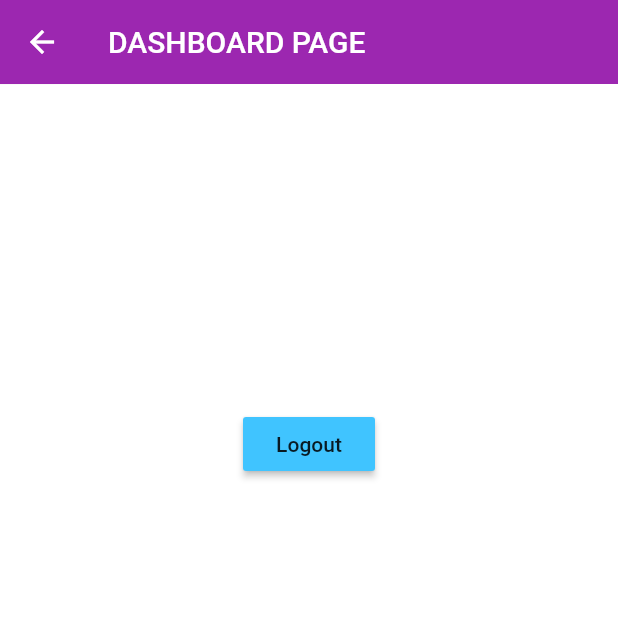
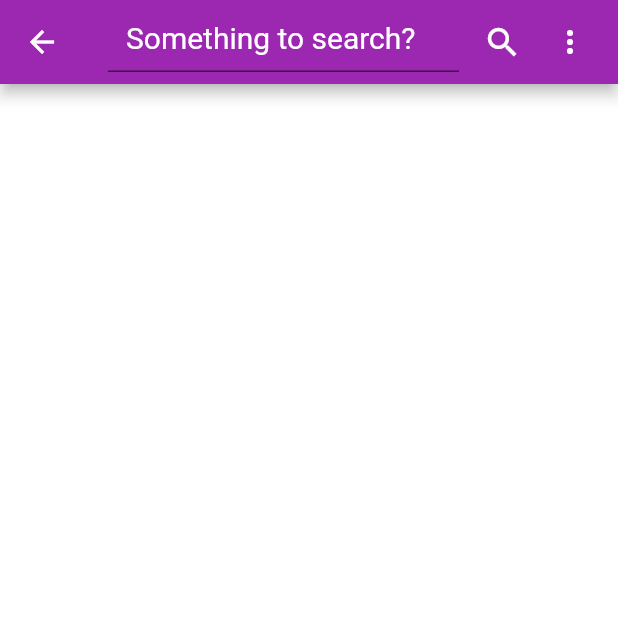
Before and after one commit to Derkk117/frontSearchAlerts, a Flutter app: the DashBoard screen opened by its route, on a phone screen of 412 x 824 dp, the top half of it. Run offline on Flutter 3.47's test engine with Material 2 defaults, Android fonts, the phone set to English and light mode, and no system bars; our stand-ins replace flushbar, shared_preferences; missing offline and left inert: flutter_inappwebview; accounts and stored records are empty.

Commit message:
inappwebview and search bar

```diff
--- a/lib/pages/dashboard.dart
+++ b/lib/pages/dashboard.dart
@@ -1,5 +1,6 @@
 import 'package:flutter/material.dart';
 import 'package:provider/provider.dart';
+import 'package:Search_Alerts/util/Browser.dart';
 import 'package:Search_Alerts/domain/user.dart';
 import 'package:Search_Alerts/util/shared_preference.dart';
 import 'package:Search_Alerts/providers/user_provider.dart';
@@ -10,31 +11,162 @@ class DashBoard extends StatefulWidget {
 }
 
 class _DashBoardState extends State<DashBoard> {
+  String searchQuery = "";
+  String myurl = "";
+  TextEditingController _txController = new TextEditingController();
+
+  List<Browser> dynamicList = [];
+
+  @override
+  void initState() {
+    dynamicList = [];
+    super.initState();
+  }
+
   @override
   Widget build(BuildContext context) {
+    //   return Scaffold(
+    //     appBar: AppBar(
+    //       title: Text("DASHBOARD PAGE"),
+    //       elevation: 0.1,
+    //     ),
+    //     body: Column(
+    //       children: [
+    //         SizedBox(
+    //           height: 100,
+    //         ),
+    //         Center(child: Text(user.email ?? '')),
+    //         SizedBox(height: 100),
+    //         RaisedButton(
+    //           onPressed: () {
+    //             UserPreferences().removeUser();
+    //             Navigator.pushReplacementNamed(context, '/login');
+    //           },
+    //           child: Text("Logout"),
+    //           color: Colors.lightBlueAccent,
+    //         )
+    //       ],
+    //     ),
+    //   );
+    // }
+    //
+    Size size = MediaQuery.of(context).size;
     User user = Provider.of<UserProvider>(context).user;
     return Scaffold(
+      resizeToAvoidBottomPadding: false,
       appBar: AppBar(
-        title: Text("DASHBOARD PAGE"),
-        elevation: 0.1,
+        title: Container(
+          child: TextField(
+            controller: _txController,
+            autofocus: false,
+            style: TextStyle(fontSize: 20.0, color: Colors.white),
+            decoration: InputDecoration(
+              filled: true,
+              fillColor: Colors.transparent,
+              hintText: 'Something to search?',
+              hintStyle: TextStyle(fontSize: 20.0, color: Colors.white),
+            ),
+          ),
+          height: 40,
+        ),
+        actions: <Widget>[
+          Padding(
+              padding: EdgeInsets.only(right: 20.0),
+              child: GestureDetector(
+                onTap: addDynamic,
+                child: Icon(
+                  Icons.search,
+                  size: 26.0,
+                ),
+              )),
+          Padding(
+              padding: EdgeInsets.only(right: 20.0),
+              child: GestureDetector(
+                onTap: () {},
+                child: Icon(Icons.more_vert),
+              )),
+        ],
       ),
-      body: Column(
-        children: [
-          SizedBox(
-            height: 100,
-          ),
-          Center(child: Text(user.email ?? '')),
-          SizedBox(height: 100),
-          RaisedButton(
-            onPressed: () {
-              UserPreferences().removeUser();
-              Navigator.pushReplacementNamed(context, '/login');
-            },
-            child: Text("Logout"),
-            color: Colors.lightBlueAccent,
-          )
-        ],
+      body: ListView.builder(
+        itemCount: dynamicList.length,
+        itemBuilder: (_, index) => dynamicList[index],
       ),
     );
   }
+
+  void addDynamic() {
+    setState(() {
+      dynamicList = [];
+      searchQuery = _txController.text;
+    });
+    print(searchQuery);
+    if (searchQuery.length > 0 && dynamicList.length == 0) {
+      searchQuery = _txController.text;
+      dynamicList.add(Browser(
+          firstUrl:
+              "https://www.google.com.mx/search?sxsrf=ALeKk03zTLWKxs8rq70CbOENqaoWWsMmSA%3A1584863771703&source=hp&ei=Gxp3XtzsKMSMtAb7xJaIDQ&q=",
+          lasttUrl:
+              "&btnK=Google+Search&oq=cambiar+motor+de+busqueda+edge+&gs_l=psy-ab.3.0.0i203l2j0i22i30l8.1351.5047..6282...0.0..0.282.2572.0j14j3......0....1..gws-wiz.......35i39j0i273j0j0i67j0i20i263.I-gqQr5JB1g",
+          searchQuery: this.searchQuery,
+          source:
+              "window.document.getElementsByClassName('WE0UJf')[0].innerText;",
+          domainName: "Google"));
+      dynamicList.add(Browser(
+          firstUrl: "https://www.youtube.com/results?search_query=",
+          lasttUrl: "",
+          searchQuery: this.searchQuery,
+          source:
+              "window.document.getElementsById('text-container')[0].innerText;",
+          domainName: "YouTube"));
+      dynamicList.add(Browser(
+          firstUrl: "https://www.bing.com/search?q=",
+          lasttUrl: "",
+          searchQuery: this.searchQuery,
+          source:
+              "window.document.getElementsByClassName('sb_count')[0].innerText;",
+          domainName: "Bing"));
+    } else if (searchQuery.length > 0 && dynamicList.length > 0) {
+      dynamicList = [];
+    }
+  }
+
+  /*Widget _search() {
+    searchQuery = _txController.text;
+    if (searchQuery.length > 0) {
+      return Container(
+          child: Column(children: <Widget>[
+        Browser(
+            firstUrl:
+                "https://www.google.com.mx/search?sxsrf=ALeKk03zTLWKxs8rq70CbOENqaoWWsMmSA%3A1584863771703&source=hp&ei=Gxp3XtzsKMSMtAb7xJaIDQ&q=",
+            lasttUrl:
+                "&btnK=Google+Search&oq=cambiar+motor+de+busqueda+edge+&gs_l=psy-ab.3.0.0i203l2j0i22i30l8.1351.5047..6282...0.0..0.282.2572.0j14j3......0....1..gws-wiz.......35i39j0i273j0j0i67j0i20i263.I-gqQr5JB1g",
+            searchQuery: this.searchQuery,
+            source:
+                "window.document.getElementsByClassName('WE0UJf')[0].innerText;",
+            domainName: "Google"),
+        SizedBox(
+          height: 25,
+        ),
+        Browser(
+            firstUrl: "https://www.youtube.com/results?search_query=",
+            lasttUrl: "",
+            searchQuery: this.searchQuery,
+            source:
+                "window.document.getElementsById('text-container')[0].innerText;",
+            domainName: "YouTube"),
+        SizedBox(
+          height: 25,
+        ),
+        Browser(
+            firstUrl: "https://www.bing.com/search?q=",
+            lasttUrl: "",
+            searchQuery: this.searchQuery,
+            source:
+                "window.document.getElementsByClassName('sb_count')[0].innerText;",
+            domainName: "Bing"),
+      ]));
+    } else {
+      return Text("What are you looking for?");
+    }
+  }*/
 }
--- a/lib/util/app_url.dart
+++ b/lib/util/app_url.dart
@@ -1,6 +1,6 @@
 class AppUrl {
   static const String liveBaseURL = "";
-  static const String localBaseURL = "http://192.168.1.74:80/api";
+  static const String localBaseURL = "http://192.168.1.71:80/api";
 
   static const String baseURL = localBaseURL;
 
--- a/pubspec.yaml
+++ b/pubspec.yaml
@@ -19,6 +19,7 @@ dependencies:
   html:
   webview_flutter: 0.3.20+2
   flutter_inappwebview: ^4.0.0+4
+  flutter_search_bar: ^2.1.0
 
 dev_dependencies:
   flutter_test:
```
Also changed, not shown: lib/util/Browser.dart (added, +94 -0 lines), pubspec.lock, 2 other files.
